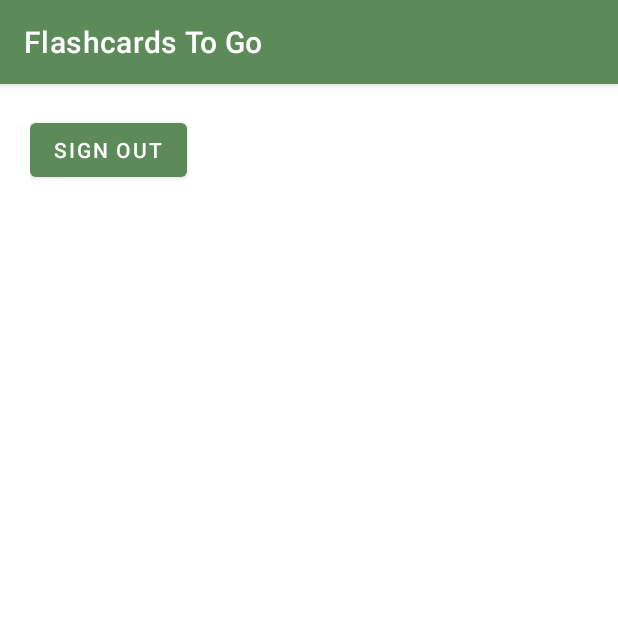
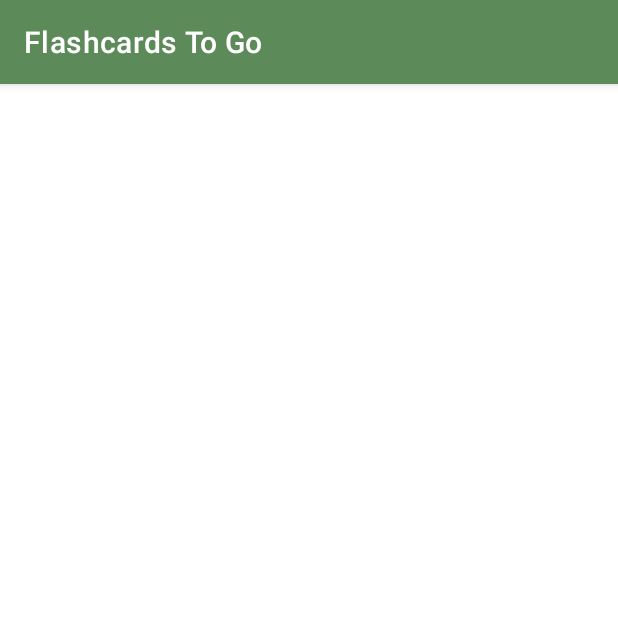
Before and after one commit to sklin330/CS4518-Term-Project, an Android app: the fragment SettingsFragment shown on its own in the app's theme, on a phone screen of 412 x 824 dp, the top half of it. Run offline under Robolectric (Android 15) with nearby library versions, the phone set to English and light mode, and no system bars; our stand-ins replace Firebase (no records; nobody signed in at launch, a user with empty details on screens opened directly).

```diff
--- a/app/src/main/java/com/sklin/termproject/SettingsFragment.kt
+++ b/app/src/main/java/com/sklin/termproject/SettingsFragment.kt
@@ -23,11 +23,9 @@ class SettingsFragment : Fragment() {
         _binding = FragmentSettingsBinding.inflate(inflater, container, false)
         val root: View = binding.root
 
-        binding.signOutButton.setOnClickListener {
-            Firebase.auth.signOut()
-            val intent = Intent(context, LoginActivity::class.java)
-            context?.startActivity(intent)
-        }
+        Firebase.auth.signOut()
+        val intent = Intent(context, LoginActivity::class.java)
+        context?.startActivity(intent)
 
         return root
     }
--- a/app/src/main/res/layout/fragment_settings.xml
+++ b/app/src/main/res/layout/fragment_settings.xml
@@ -10,13 +10,5 @@
         android:layout_height="match_parent"
         android:background="@color/app_background"
         android:orientation="vertical"
-        android:padding="20dp">
-
-        <Button
-            android:id="@+id/sign_out_button"
-            android:layout_width="wrap_content"
-            android:layout_height="wrap_content"
-            android:text="@string/menu_logout"
-            android:textColor="@color/white" />
-    </LinearLayout>
+        android:padding="20dp"/>
 </FrameLayout>
--- a/app/src/main/res/menu/activity_main_drawer.xml
+++ b/app/src/main/res/menu/activity_main_drawer.xml
@@ -15,7 +15,7 @@
 
         <item
             android:id="@+id/nav_settings"
-            android:icon="@drawable/ic_baseline_settings"
-            android:title="@string/menu_settings" />
+            android:icon="@drawable/ic_baseline_exit_to_app_24"
+            android:title="@string/menu_logout" />
     </group>
 </menu>
--- a/app/src/main/res/values/strings.xml
+++ b/app/src/main/res/values/strings.xml
@@ -7,6 +7,7 @@
     <string name="nav_header_subtitle">android.studio@android.com</string>
     <string name="nav_header_desc">Navigation header</string>
     <string name="action_new_flashcard_set">New Flashcard Set</string>
+    <string name="actions_dialog">Actions</string>
 
     <string name="menu_flashcard_set">Flashcard Sets</string>
     <string name="menu_achievement">Leaderboard/Achievements</string>
```
Also changed, not shown: app/src/main/java/com/sklin/termproject/EditDeleteFlashcardSetDialog.kt (+14 -3 lines), app/src/main/res/layout/dialog_edit_delete_flashcard_set_menu.xml (+16 -3 lines), app/src/main/res/layout/dialog_edit_delete_menu.xml (+14 -2 lines).
